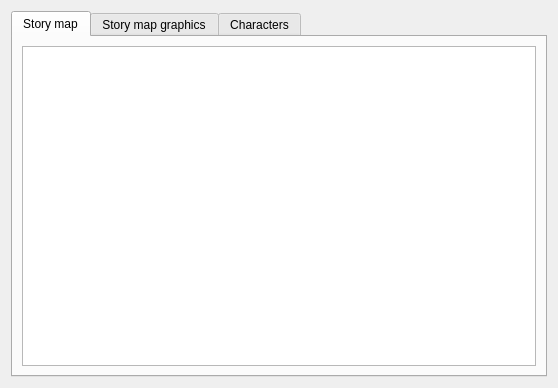
Qt form ui/reports_view.ui (zkovari/plotlyst) before a commit.
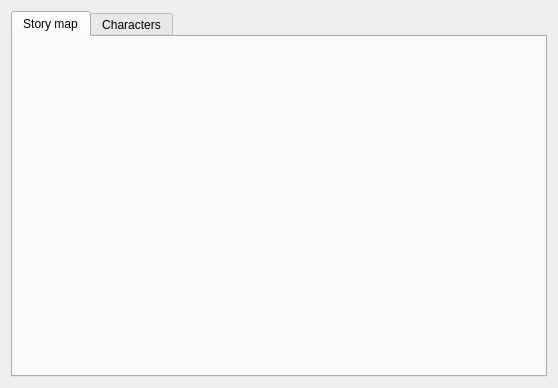
The same form after that commit. The open tabs and pages were chosen to show the change.

Commit message: Merge story maps widgets into one tab

Patch:
```diff
--- a/ui/reports_view.ui
+++ b/ui/reports_view.ui
@@ -23,40 +23,6 @@
       <attribute name="title">
        <string>Story map</string>
       </attribute>
-      <layout class="QVBoxLayout" name="verticalLayout">
-       <item>
-        <widget class="QTableView" name="tblStoryMap">
-         <property name="iconSize">
-          <size>
-           <width>24</width>
-           <height>24</height>
-          </size>
-         </property>
-         <attribute name="horizontalHeaderVisible">
-          <bool>false</bool>
-         </attribute>
-         <attribute name="horizontalHeaderMinimumSectionSize">
-          <number>24</number>
-         </attribute>
-         <attribute name="horizontalHeaderDefaultSectionSize">
-          <number>24</number>
-         </attribute>
-         <attribute name="verticalHeaderVisible">
-          <bool>false</bool>
-         </attribute>
-        </widget>
-       </item>
-      </layout>
-     </widget>
-     <widget class="QWidget" name="tabGraphics">
-      <attribute name="title">
-       <string>Story map graphics</string>
-      </attribute>
-      <layout class="QVBoxLayout" name="verticalLayout_3">
-       <item>
-        <widget class="QGraphicsView" name="graphicsView"/>
-       </item>
-      </layout>
      </widget>
      <widget class="QWidget" name="tabCharacters">
       <attribute name="title">
```
Left out of the diff: 2 changed lines with no effect on the pictures. The commit also changes 1 other file.
